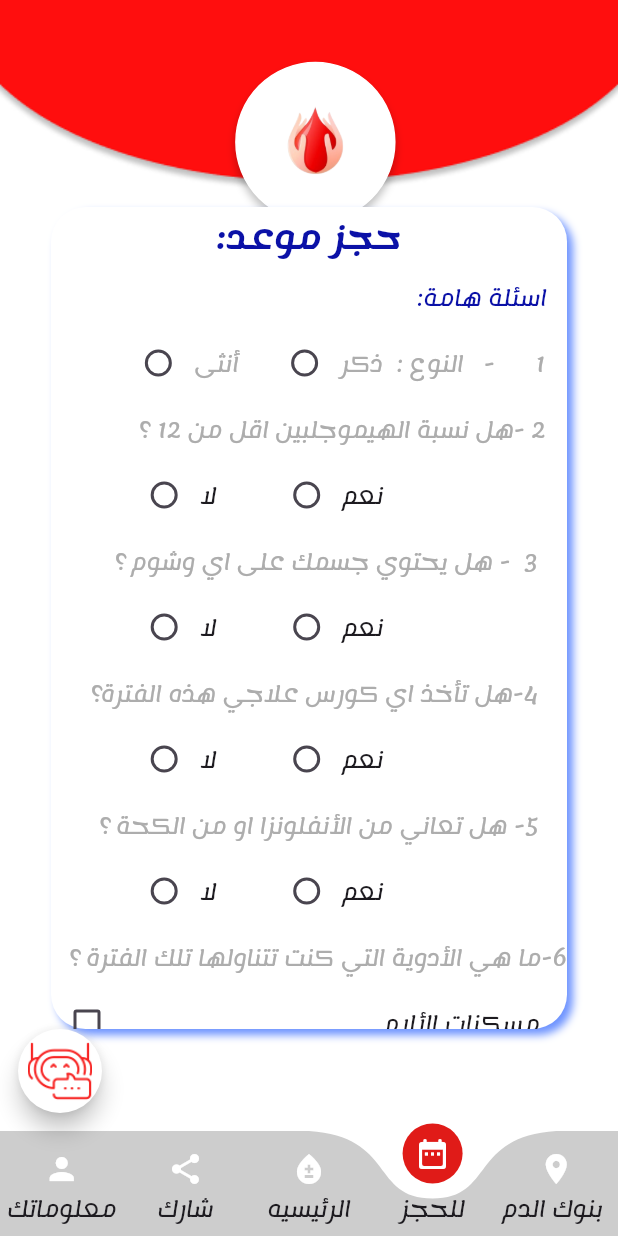
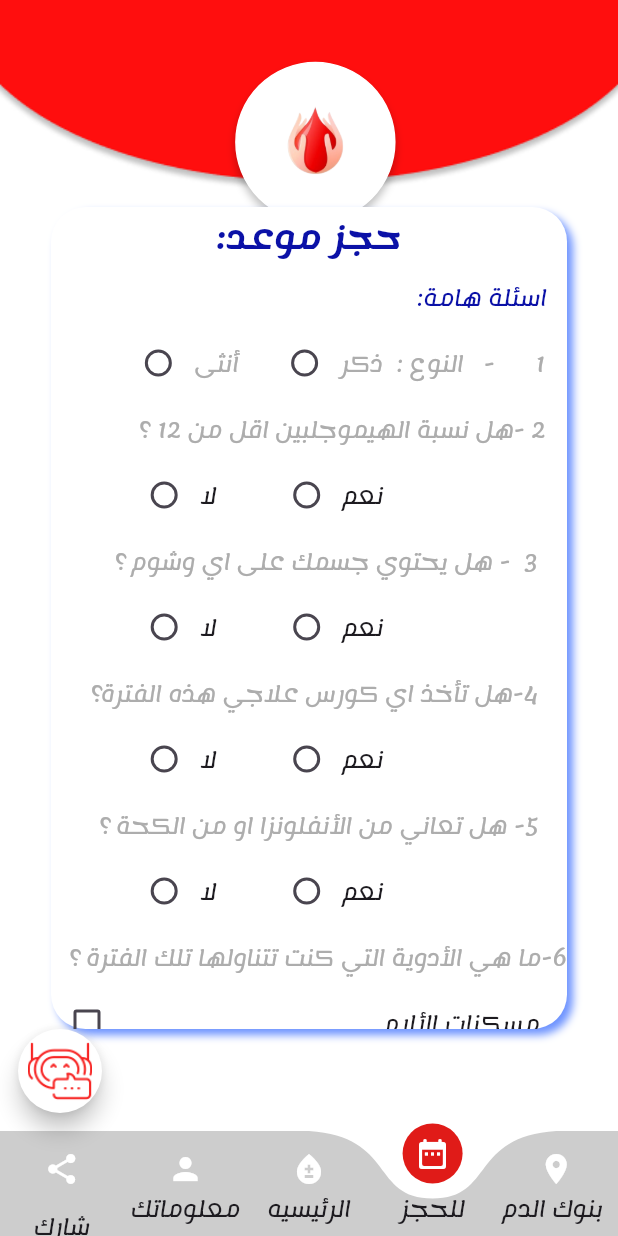
Before and after one commit to alaa2024Mandour/saveAlife_2024, a Flutter app: the UserHomePage screen opened directly, item 2 of the bottom bar chosen, on a phone screen of 412 x 824 dp. Run offline on Flutter 3.47's test engine with Material 3 defaults, Android fonts, the phone set to English and light mode, and no system bars; drawn by our look-alikes of curved_labeled_navigation_bar; our stand-ins replace animated_splash_screen, awesome_dialog, bloc, conditional_builder_null_safety, dash_chat_2, dropdown_button2 and 11 more; missing offline and left inert: chat_gpt_sdk, flutter_charts.

Commit message:
Share App Link Done

```diff
--- a/lib/user_layouts/home_page/home_page.dart
+++ b/lib/user_layouts/home_page/home_page.dart
@@ -8,6 +8,7 @@ import 'package:save_a_life_2024/shared/components/shared_component.dart';
 import 'package:save_a_life_2024/shared/style/colors.dart';
 import 'package:save_a_life_2024/user_layouts/user_cubit/userStatus.dart';
 import 'package:save_a_life_2024/user_layouts/user_cubit/userCubit.dart';
+import 'package:share_plus/share_plus.dart';
 
 import '../chat_bot/intro_screen.dart';
 
@@ -56,12 +57,16 @@ class UserHomePage extends StatelessWidget {
                      label: "الرئيسيه"
                  ),
                 CurvedNavigationBarItem(
-                    child: Icon(Icons.share,),
-                    label: "شارك"
+                    child: Icon(Icons.person,),
+                    label: "معلوماتك"
                 ),
                 CurvedNavigationBarItem(
-                    child: Icon(Icons.person,),
-                    label: "معلوماتك"
+                    child: IconButton(
+                      onPressed: () {
+                        Share.share('app link');
+                      },
+                      icon: Icon(Icons.share),),
+                    label: "شارك"
                 ),
               ],
             ),
--- a/lib/user_layouts/user_cubit/userCubit.dart
+++ b/lib/user_layouts/user_cubit/userCubit.dart
@@ -29,8 +29,8 @@ class UserCubit extends Cubit<UserStatus> {
     NearestBank(),
       Appointment(),
      UserHome(),
+    const UserProfile(),
     const SharingApp(),
-    const UserProfile(),
   ];
 
   void changeNavBottom(int index) {
--- a/pubspec.yaml
+++ b/pubspec.yaml
@@ -63,7 +63,7 @@ dependencies:
   file_picker: ^8.0.3
   chat_gpt_sdk: ^3.0.8
   dash_chat_2: ^0.0.20
- # share_plus: ^9.0.0
+  share_plus: ^9.0.0
   #  flutter_native_splash: ^2.3.13
 #
 #flutter_native_splash:
```
Also changed, not shown: pubspec.lock, 3 other files.
